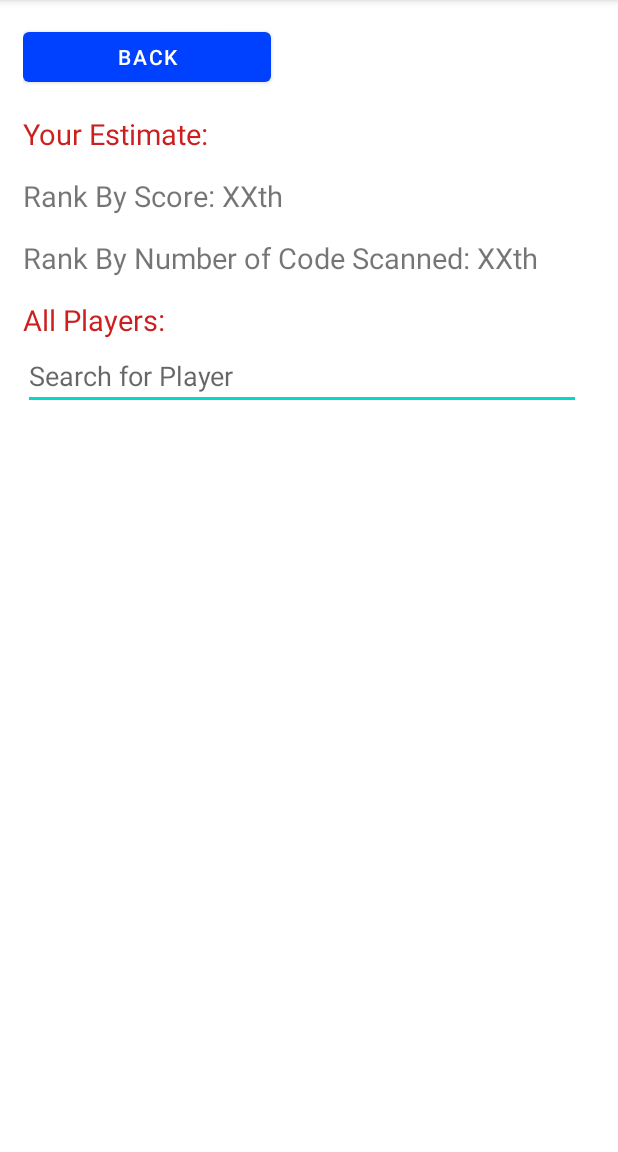
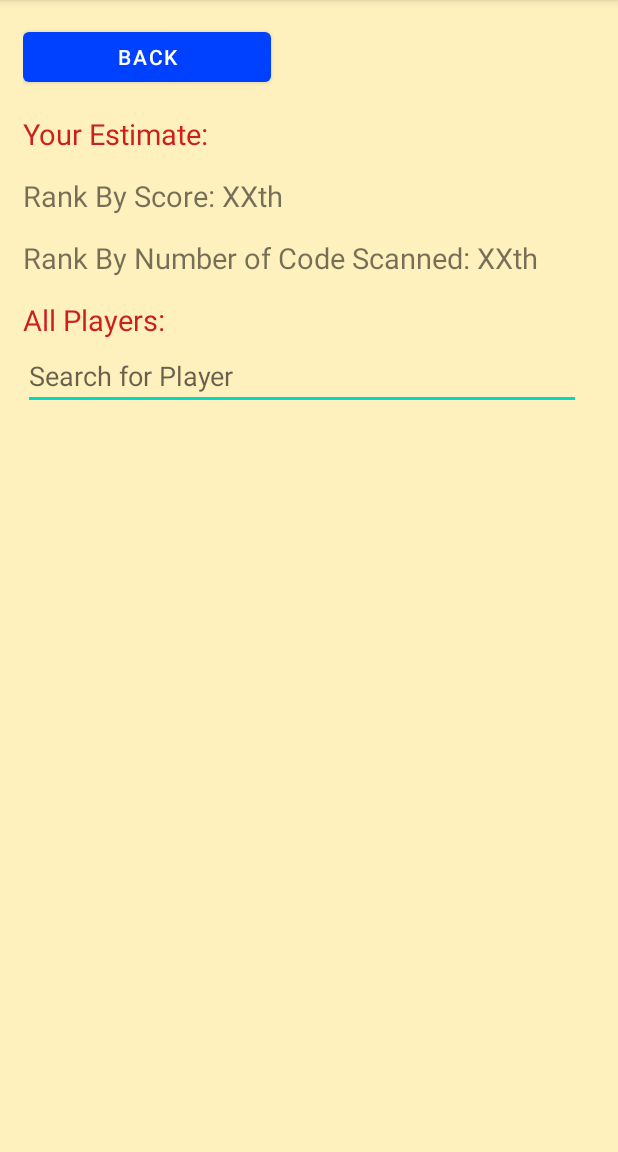
Before and after one commit to malhar2000/QR-Code-Game, an Android app: the LeaderBoardActivity screen opened directly, with no data from a screen before it, on a phone screen of 412 x 824 dp, the part 84-1236 px from its top. Run offline under Robolectric (Android 15) with nearby library versions, the phone set to English and light mode, and no system bars; our stand-ins replace Firebase (no records; nobody signed in at launch, a user with empty details on screens opened directly).

Commit message:
Resolved some leaderBoard Errors

```diff
--- a/code/app/src/main/java/com/example/qrcodegame/LeaderBoardActivity.java
+++ b/code/app/src/main/java/com/example/qrcodegame/LeaderBoardActivity.java
@@ -9,6 +9,7 @@ import android.content.Intent;
 import android.os.Bundle;
 import android.text.Editable;
 import android.text.TextWatcher;
+import android.util.Log;
 import android.view.View;
 import android.widget.Button;
 import android.widget.EditText;
@@ -25,11 +26,12 @@ import com.google.firebase.firestore.QuerySnapshot;
 
 import java.util.ArrayList;
 import java.util.Collections;
+import java.util.Comparator;
 import java.util.List;
 import java.util.Locale;
 import java.util.Map;
 
-public class LeaderBoardActivity extends AppCompatActivity implements Comparable<String>{
+public class LeaderBoardActivity extends AppCompatActivity{
 
     LeaderBoardAdapter adapter;
     RecyclerView recyclerView;
@@ -116,11 +118,19 @@ public class LeaderBoardActivity extends AppCompatActivity implements Comparable
                 }
                 int count = 1;
                 Collections.sort(saveLeaderInfos, Collections.reverseOrder());
-                Collections.sort(forScannedCode, Collections.reverseOrder());
+                Collections.sort(forScannedCode, new Comparator<String>() {
+                    @Override
+                    public int compare(String s, String t1) {
+                        String arr[] = s.split(",");
+                        String arr1[] = t1.split(",");
+                        return Integer.parseInt(arr1[0]) - Integer.parseInt(arr[0]);
+                    }
+                });
 
                 //This is for Rank by Code
                 for(String s : forScannedCode) {
-                    if (s.split(",")[1].contains(currentUserHelper.getUsername())){
+                    Log.i("San", s);
+                    if (s.split(",")[1].equals(currentUserHelper.getUsername())){
                         myScoreByCode.setText(String.valueOf(count));
                         break;
                     }
@@ -141,9 +151,4 @@ public class LeaderBoardActivity extends AppCompatActivity implements Comparable
 
     }
 
-    @Override
-    public int compareTo(String s) {
-        String arr[] = s.split(",");
-        return Integer.parseInt(arr[0]);
-    }
 }
--- a/code/app/src/main/java/com/example/qrcodegame/adapters/LeaderBoardAdapter.java
+++ b/code/app/src/main/java/com/example/qrcodegame/adapters/LeaderBoardAdapter.java
@@ -3,6 +3,7 @@ package com.example.qrcodegame.adapters;
 import android.annotation.SuppressLint;
 import android.content.Context;
 import android.content.Intent;
+import android.graphics.Color;
 import android.view.LayoutInflater;
 import android.view.View;
 import android.view.ViewGroup;
@@ -11,6 +12,7 @@ import android.widget.TextView;
 import android.widget.Toast;
 
 import androidx.annotation.NonNull;
+import androidx.core.content.ContextCompat;
 import androidx.recyclerview.widget.RecyclerView;
 
 import com.example.qrcodegame.R;
@@ -19,13 +21,20 @@ import com.example.qrcodegame.ViewProfileActivity;
 
 import java.util.ArrayList;
 import java.util.List;
+import java.util.Random;
 
 public class LeaderBoardAdapter extends RecyclerView.Adapter<LeaderBoardAdapter.ViewHolder> {
 
     private List<SaveLeaderInfo> saveLeaderInfos = new ArrayList<>();
     private Context mcontext;
     private int size;
-
+    String[] mColors = {"#C2DFFF", "#C6DEFF", "#BDEDFF", "#B0E0E6", "#AFDCEC", "#ADD8E6", "#CFECEC",
+            "#AAF0D1", "#99C68E", "#DBF9DB", "#FAEBD7", "#FFEFD5", "#FFE4C4", "#FDD7E4",
+            "#FFE6E8", "#DCD0FF", "#FCDFFF", "#F8F6F0", "#FAF0DD", "#FBFBF9", "#FFFAFA",
+            "#FEFCFF", "#FFF9E3", "#b83800", "#dd0244", "#c90000", "#465400",
+            "#ff004d", "#ff6700", "#5d6eff", "#3955ff", "#0a24ff", "#004380", "#6b2e53",
+            "#a5c996", "#f94fad", "#ff85bc", "#ff906b", "#b6bc68", "#296139"};
+    Random random = new Random();
 
     public LeaderBoardAdapter(List<SaveLeaderInfo> saveLeaderInfos, Context context) {
         this.saveLeaderInfos = saveLeaderInfos;
@@ -47,6 +56,7 @@ public class LeaderBoardAdapter extends RecyclerView.Adapter<LeaderBoardAdapter.
         holder.textViewUserScore.setText(saveLeaderInfos.get(position).getScore());
         holder.textRank.setText(saveLeaderInfos.get(position).getNum());
 
+        holder.parentLayout.setBackgroundColor(Color.parseColor(mColors[random.nextInt(40)]));
         holder.parentLayout.setOnClickListener(view -> {
             Intent intent = new Intent(mcontext, ViewProfileActivity.class);
             intent.putExtra("username", saveLeaderInfos.get(position).getUserName());
--- a/code/app/src/main/res/layout/activity_leader_board.xml
+++ b/code/app/src/main/res/layout/activity_leader_board.xml
@@ -5,7 +5,8 @@
     android:layout_width="match_parent"
     android:layout_height="match_parent"
     tools:context=".LeaderBoardActivity"
-    android:padding="15dp">
+    android:padding="15dp"
+    android:background="#FFF1BD">
 
     <Button
         android:id="@+id/backButtonLeaderBoard"
--- a/code/app/src/main/res/layout/activity_main.xml
+++ b/code/app/src/main/res/layout/activity_main.xml
@@ -5,7 +5,8 @@
      android:layout_width="match_parent"
      android:layout_height="match_parent"
      android:padding="20dp"
-     tools:context=".MainActivity">
+     tools:context=".MainActivity"
+    android:background="#F0FFC2">
 
    <TextView
        android:id="@+id/welcomeText"
--- a/code/app/src/main/res/layout/activity_single_qractivity.xml
+++ b/code/app/src/main/res/layout/activity_single_qractivity.xml
@@ -4,7 +4,8 @@
     xmlns:tools="http://schemas.android.com/tools"
     android:layout_width="match_parent"
     android:layout_height="match_parent"
-    tools:context=".SingleQRActivity">
+    tools:context=".SingleQRActivity"
+    android:background="@drawable/yellow_background">
 
     <TextView
         android:id="@+id/worthTxt"
--- a/code/app/src/main/res/layout/layout_for_leaderboard_recycleview.xml
+++ b/code/app/src/main/res/layout/layout_for_leaderboard_recycleview.xml
@@ -3,7 +3,8 @@
     android:layout_width="match_parent"
     android:layout_height="100dp"
     android:padding="15dp"
-    android:id="@+id/userInLeaderBoardLayout">
+    android:id="@+id/userInLeaderBoardLayout"
+    android:background="#C2FFF9">
 
     <TextView
         android:id="@+id/userNameLeaderBoard"
```
Also changed, not shown: code/app/src/main/java/com/example/qrcodegame/MainActivity.java (+6 -6 lines), code/app/src/main/res/drawable-v24/background_xxxhdpi.png (added), code/app/src/main/res/drawable-v24/blue_background.png (added), code/app/src/main/res/drawable-v24/red_background.png (added), code/app/src/main/res/drawable/yellow_background.png (added).
